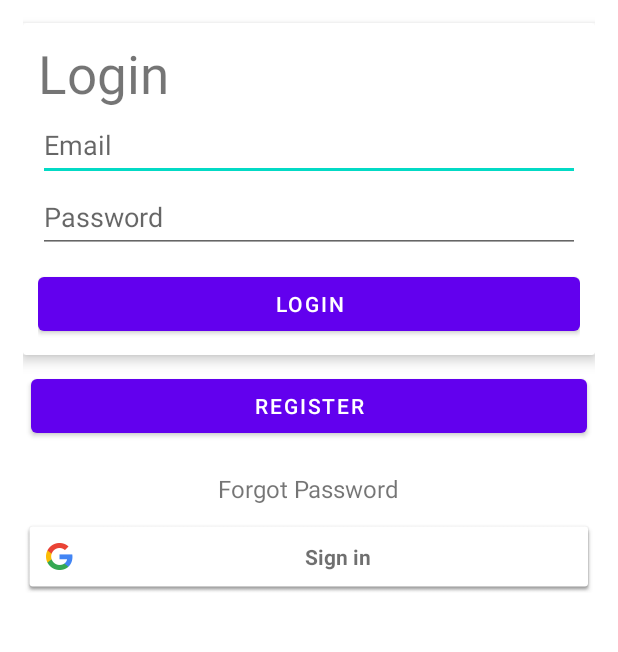
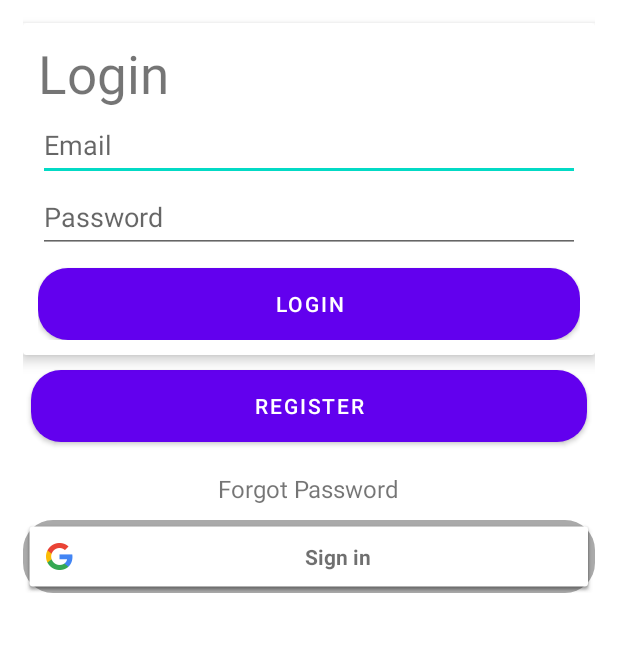
Before and after one commit to psbankar/grocy_list, an Android app: the screen it shows after launch (LoginActivity), on a phone screen of 412 x 824 dp, the part 417-1069 px from its top. Run offline under Robolectric (Android 15) with nearby library versions, the phone set to English and light mode, and no system bars; our stand-ins replace Firebase (no records; nobody signed in at launch, a user with empty details on screens opened directly).

Commit message:
Layout change in login

```diff
--- /dev/null
+++ b/app/src/main/res/drawable/roundedcorners.xml
@@ -0,0 +1,11 @@
+<?xml version="1.0" encoding="utf-8"?>
+
+    <selector xmlns:android="http://schemas.android.com/apk/res/android">
+        <item>
+            <shape xmlns:android="http://schemas.android.com/apk/res/android" android:shape="rectangle">
+                <solid android:color="@android:color/darker_gray" />
+                <corners android:radius="20dp" />
+            </shape>
+        </item>
+
+</selector>
--- a/app/src/main/res/layout/activity_login.xml
+++ b/app/src/main/res/layout/activity_login.xml
@@ -29,7 +29,7 @@
 
             <LinearLayout
                 android:layout_width="match_parent"
-                android:layout_height="wrap_content"
+                android:layout_height="match_parent"
                 android:orientation="vertical"
                 android:padding="10sp">
 
@@ -69,6 +69,7 @@
                     android:layout_width="match_parent"
                     android:layout_height="wrap_content"
                     android:layout_marginTop="10sp"
+                    android:background="@drawable/roundedcorners"
                     android:text="Login" />
                 <!--                android:background="@drawable/background_button"-->
 
@@ -83,6 +84,7 @@
             android:layout_marginStart="5dp"
             android:layout_marginTop="10sp"
             android:layout_marginEnd="5dp"
+            android:background="@drawable/roundedcorners"
             android:text="Register" />
         <!--            android:background="@drawable/background_button_outline"-->
         <!--            -->
@@ -103,6 +105,7 @@
             android:id="@+id/sign_in_button"
             android:layout_width="match_parent"
             android:layout_height="wrap_content"
+            android:background="@drawable/roundedcorners"
             android:textAlignment="center" />
         <!--        android:textColor="@color/principalEscuro"-->
 
```
